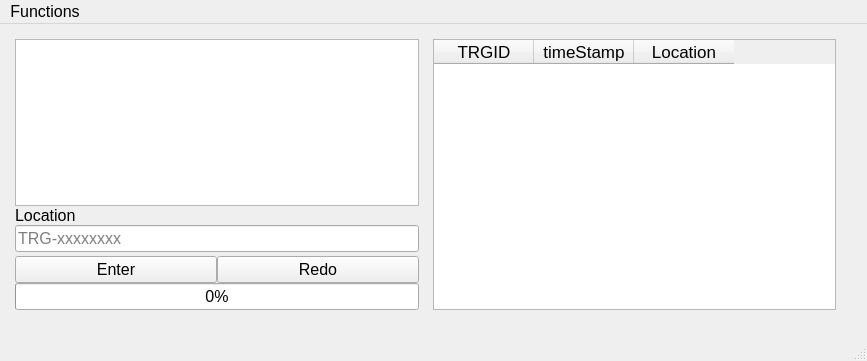
Qt form ClientApp/UI/DuplicateView.ui (jhamidu1117/ClientRestApplication) before a commit.
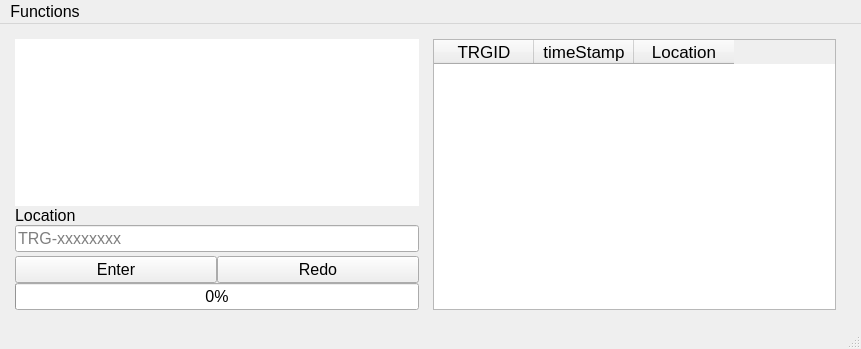
The same form after that commit.

```diff
--- a/ClientApp/UI/DuplicateView.ui
+++ b/ClientApp/UI/DuplicateView.ui
@@ -6,10 +6,16 @@
    <rect>
     <x>0</x>
     <y>0</y>
-    <width>867</width>
-    <height>361</height>
+    <width>861</width>
+    <height>349</height>
    </rect>
   </property>
+  <property name="sizePolicy">
+   <sizepolicy hsizetype="Expanding" vsizetype="Expanding">
+    <horstretch>1</horstretch>
+    <verstretch>1</verstretch>
+   </sizepolicy>
+  </property>
   <property name="font">
    <font>
     <family>Nirmala UI</family>
@@ -22,6 +28,12 @@
    <string>MainWindow</string>
   </property>
   <widget class="QWidget" name="centralwidget">
+   <property name="sizePolicy">
+    <sizepolicy hsizetype="Expanding" vsizetype="Expanding">
+     <horstretch>1</horstretch>
+     <verstretch>1</verstretch>
+    </sizepolicy>
+   </property>
    <widget class="QWidget" name="horizontalLayoutWidget">
     <property name="geometry">
      <rect>
@@ -31,10 +43,13 @@
       <height>281</height>
      </rect>
     </property>
-    <layout class="QHBoxLayout" name="horizontalLayout" stretch="2,0,2">
+    <layout class="QHBoxLayout" name="horizontalLayout" stretch="1,0,1">
      <property name="spacing">
       <number>2</number>
      </property>
+     <property name="sizeConstraint">
+      <enum>QLayout::SetNoConstraint</enum>
+     </property>
      <property name="leftMargin">
       <number>5</number>
      </property>
@@ -53,7 +68,38 @@
         <number>0</number>
        </property>
        <item>
-        <widget class="QGraphicsView" name="graphicsView"/>
+        <widget class="QGraphicsView" name="graphicsView">
+         <property name="sizePolicy">
+          <sizepolicy hsizetype="Preferred" vsizetype="Expanding">
+           <horstretch>1</horstretch>
+           <verstretch>1</verstretch>
+          </sizepolicy>
+         </property>
+         <property name="frameShape">
+          <enum>QFrame::NoFrame</enum>
+         </property>
+         <property name="lineWidth">
+          <number>0</number>
+         </property>
+         <property name="backgroundBrush">
+          <brush brushstyle="NoBrush">
+           <color alpha="255">
+            <red>0</red>
+            <green>0</green>
+            <blue>0</blue>
+           </color>
+          </brush>
+         </property>
+         <property name="foregroundBrush">
+          <brush brushstyle="NoBrush">
+           <color alpha="255">
+            <red>0</red>
+            <green>0</green>
+            <blue>0</blue>
+           </color>
+          </brush>
+         </property>
+        </widget>
        </item>
        <item>
         <widget class="QLabel" name="LocationLabel">
@@ -176,8 +222,8 @@
     <rect>
      <x>0</x>
      <y>0</y>
-     <width>867</width>
-     <height>27</height>
+     <width>861</width>
+     <height>21</height>
     </rect>
    </property>
    <widget class="QMenu" name="menuFunctions">
```
Left out of the diff: 19 changed lines with no effect on the pictures.
